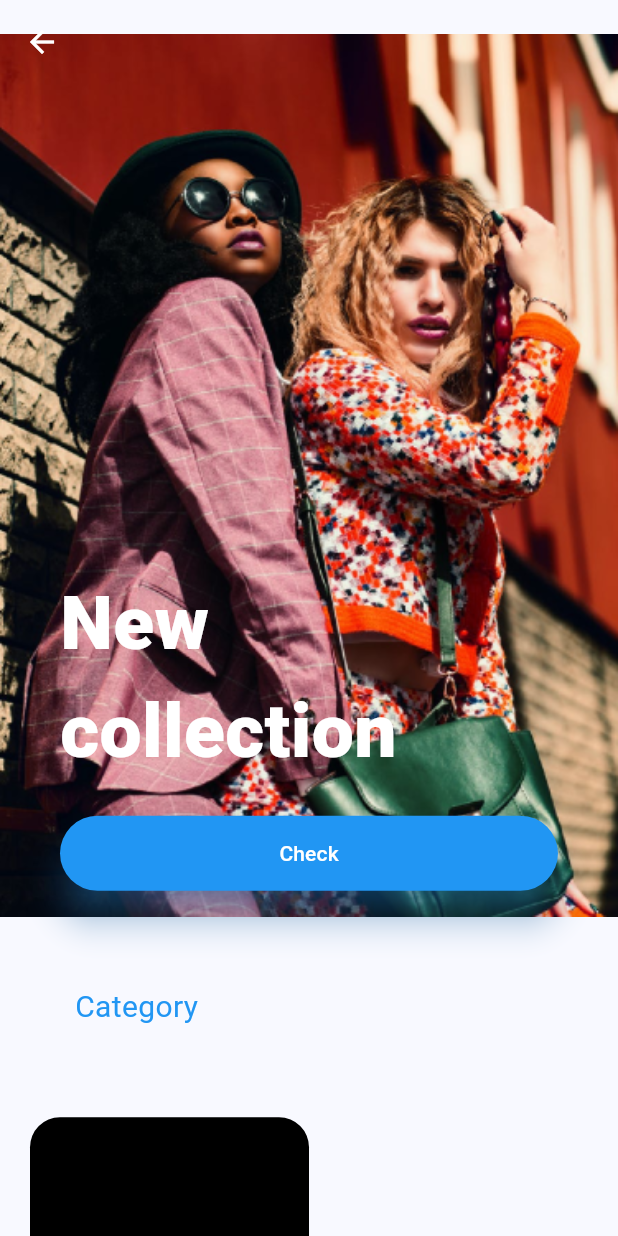
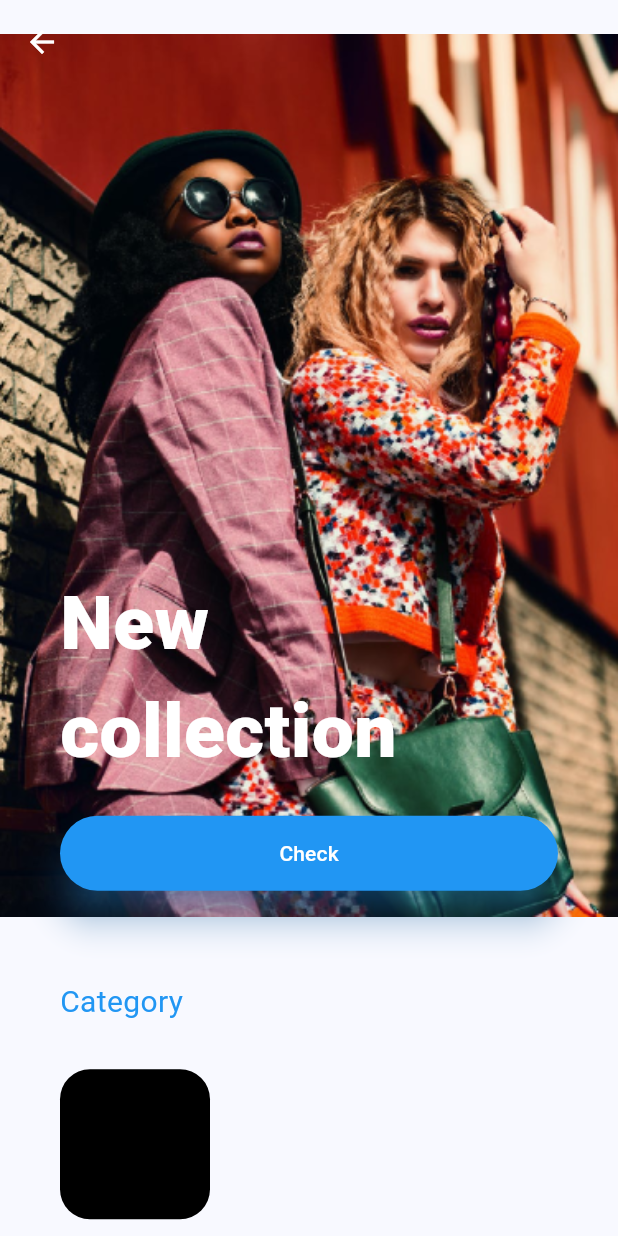
Before and after one commit to yeabseras7/mygebeya, a Flutter app: the HomeDetail screen opened directly, on a phone screen of 412 x 824 dp. Run offline on Flutter 3.47's test engine with Material 3 defaults, Android fonts, the light colour scheme and no system bars; our stand-ins replace animated_splash_screen, email_validator, firebase_auth, firebase_core, flutter_svg, fluttertoast and 2 more; accounts and stored records are empty.

Commit message:
something changed

```diff
--- a/lib/screens/home/home2.dart
+++ b/lib/screens/home/home2.dart
@@ -82,38 +82,44 @@ class _HomeDetailState extends State<HomeDetail> {
                     )
                   ],
                 ),
-                const SizedBox(height: 20),
                 Padding(
-                  padding:
-                      const EdgeInsets.symmetric(horizontal: 50, vertical: 3),
-                  child: const Text(
+                  padding: EdgeInsets.symmetric(horizontal: 40, vertical: 20),
+                  child: Column(
+                    crossAxisAlignment: CrossAxisAlignment.start,
+                    children: [
+                      Text(
                         "Category",
                         textAlign: TextAlign.start,
                         style: TextStyle(fontSize: 20, color: Colors.blue),
                       ),
+                      const SizedBox(
+                        height: 30,
                       ),
-                Padding(
-                  padding: const EdgeInsets.symmetric(horizontal: 20),
-                  child: GridView(
-                    shrinkWrap: true,
-                    // physics: const NeverScrollableScrollPhysics(),
-                    gridDelegate:
-                        const SliverGridDelegateWithFixedCrossAxisCount(
-                      crossAxisCount: 2,
-                    ),
-                    children: [
                       Container(
+                        height: 100,
+                        width: 100,
                         decoration: BoxDecoration(
                             color: Colors.black,
-                          borderRadius: BorderRadius.circular(20),
-                        ),
-                        // child: Image(
-                        // image: product.image[index],
+                            borderRadius: BorderRadius.circular(20)),
+                      )
+                      // GridView(
+                      //   shrinkWrap: true,
+                      //   gridDelegate:
+                      //       const SliverGridDelegateWithFixedCrossAxisCount(
+                      //     crossAxisCount: 2,
+                      //   ),
+                      //   children: [
+                      //     Container(
+                      //       decoration: BoxDecoration(
+                      //         color: Colors.black,
+                      //         borderRadius: BorderRadius.circular(12),
+                      //       ),
+                      //     ),
+                      //   ],
                       // ),
-                      ),
                     ],
                   ),
-                )
+                ),
               ],
             ),
           ],
```
Lines whose indentation alone changed are shown as unchanged.
